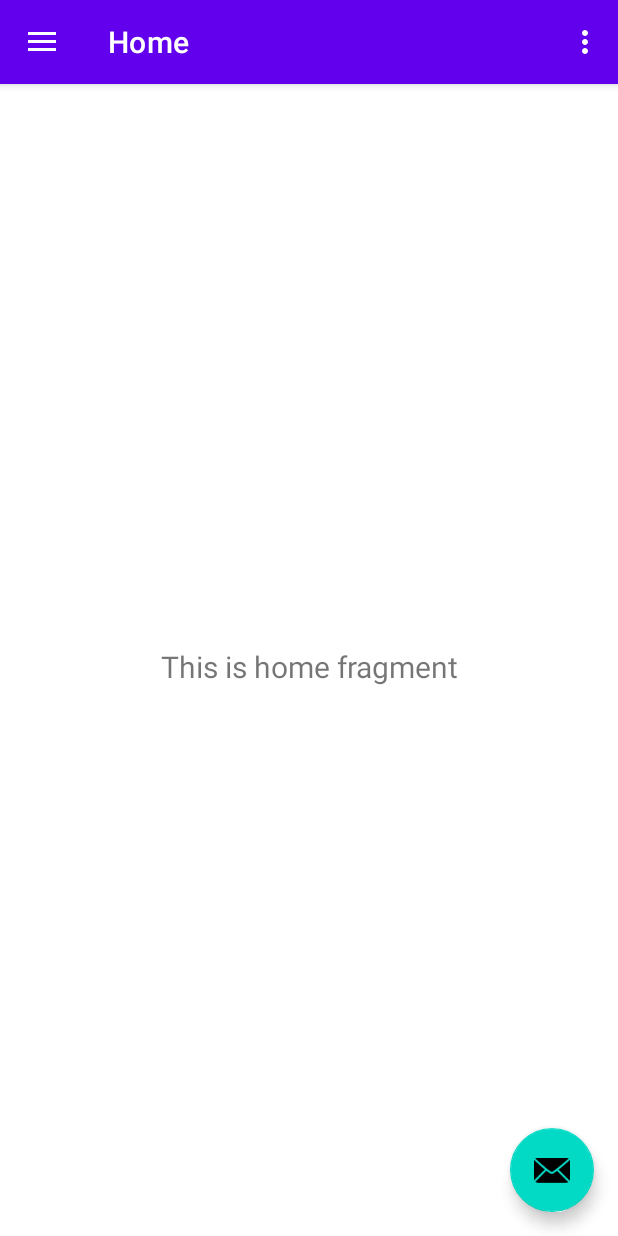
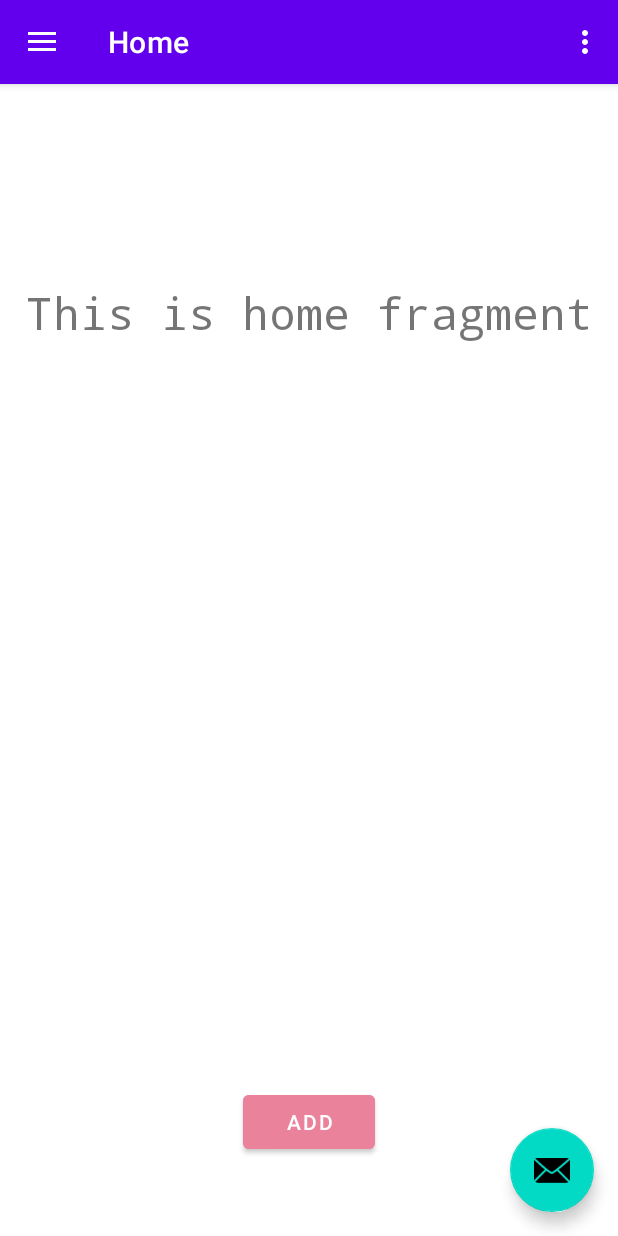
Before and after one commit to SandwichMitch/CollegeScheduler, an Android app: the screen it shows after launch (MainActivity), on a phone screen of 412 x 824 dp. Run offline under Robolectric (Android 15) with nearby library versions, the phone set to English and light mode, and no system bars; our stand-ins replace navigation-ui.

Commit message:
to do list title

```diff
--- /dev/null
+++ b/app/src/main/res/color/slay_background.xml
@@ -0,0 +1,4 @@
+<?xml version="1.0" encoding="utf-8"?>
+<selector xmlns:android="http://schemas.android.com/apk/res/android">
+
+</selector>
--- a/app/src/main/res/layout/fragment_home.xml
+++ b/app/src/main/res/layout/fragment_home.xml
@@ -13,10 +13,27 @@
         android:layout_marginStart="8dp"
         android:layout_marginTop="8dp"
         android:layout_marginEnd="8dp"
+        android:fontFamily="monospace"
+        android:text="@string/todo_header"
         android:textAlignment="center"
-        android:textSize="20sp"
+        android:textSize="30sp"
         app:layout_constraintBottom_toBottomOf="parent"
         app:layout_constraintEnd_toEndOf="parent"
+        app:layout_constraintHorizontal_bias="0.0"
         app:layout_constraintStart_toStartOf="parent"
-        app:layout_constraintTop_toTopOf="parent" />
+        app:layout_constraintTop_toTopOf="parent"
+        app:layout_constraintVertical_bias="0.172" />
+
+    <Button
+        android:id="@+id/button"
+        android:layout_width="wrap_content"
+        android:layout_height="wrap_content"
+        android:layout_marginStart="160dp"
+        android:layout_marginEnd="160dp"
+        android:layout_marginBottom="52dp"
+        android:backgroundTint="@color/pretty_pink"
+        android:text="@string/todo_button"
+        app:layout_constraintBottom_toBottomOf="parent"
+        app:layout_constraintEnd_toEndOf="parent"
+        app:layout_constraintStart_toStartOf="parent" />
 </androidx.constraintlayout.widget.ConstraintLayout>
--- a/app/src/main/res/values/colors.xml
+++ b/app/src/main/res/values/colors.xml
@@ -1,5 +1,5 @@
 <?xml version="1.0" encoding="utf-8"?>
-<resources>
+<resources xmlns:tools="http://schemas.android.com/tools">
     <color name="purple_200">#FFBB86FC</color>
     <color name="purple_500">#FF6200EE</color>
     <color name="purple_700">#FF3700B3</color>
@@ -7,4 +7,5 @@
     <color name="teal_700">#FF018786</color>
     <color name="black">#FF000000</color>
     <color name="white">#FFFFFFFF</color>
+    <color name="pretty_pink">#eb829b</color>
 </resources>
--- a/app/src/main/res/values/strings.xml
+++ b/app/src/main/res/values/strings.xml
@@ -6,7 +6,8 @@
     <string name="nav_header_subtitle">android.studio@android.com</string>
     <string name="nav_header_desc">Navigation header</string>
     <string name="action_settings">Settings</string>
-
+    <string name="todo_header">My To Do List:</string>
+    <string name="todo_button">Add</string>
     <string name="menu_home">Home</string>
     <string name="menu_gallery">Gallery</string>
     <string name="menu_slideshow">Slideshow</string>
```
